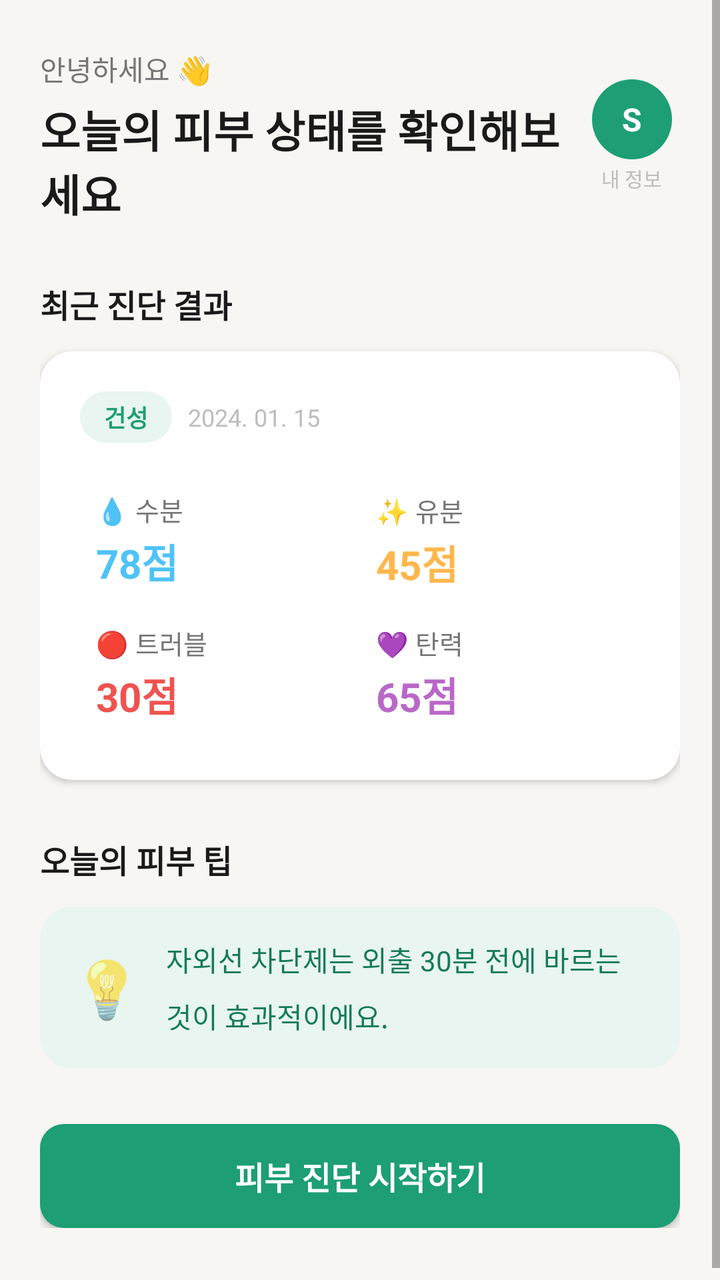
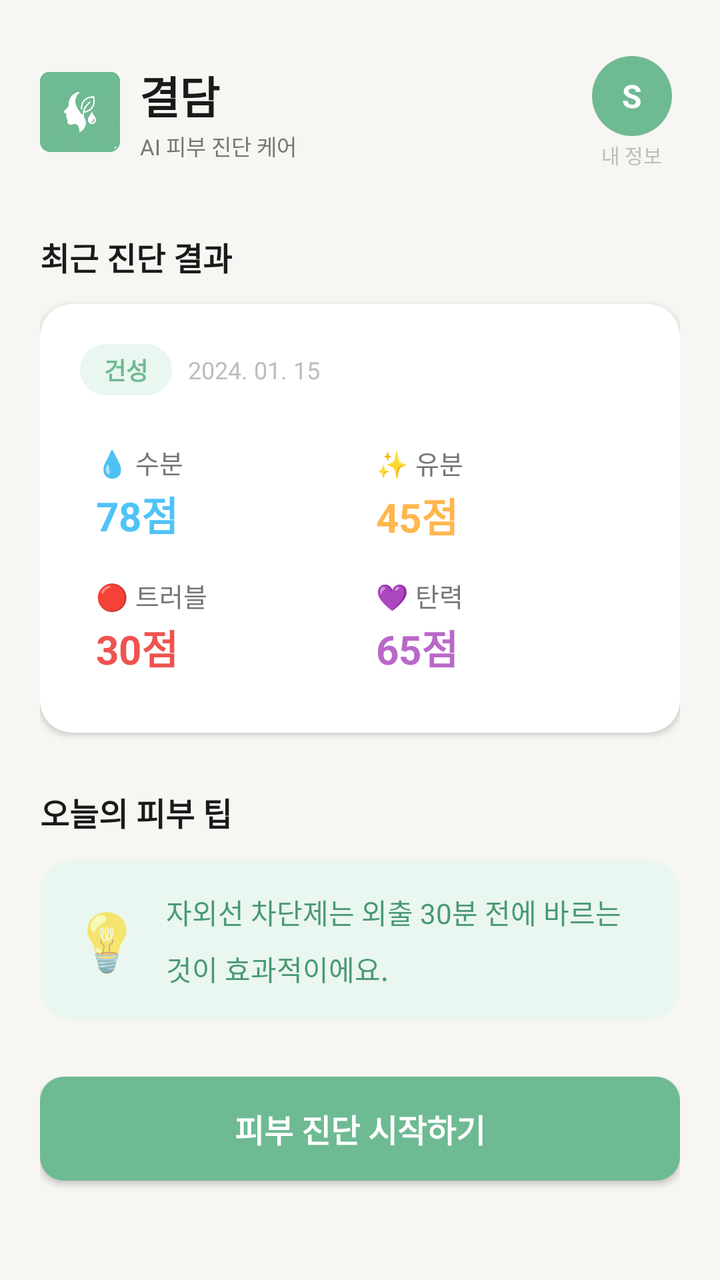

Two renders of the same Android screen: before a commit and after it. Below are the layout's source before the change and the commit's diff.
<!-- AndroidManifest.xml: application theme Theme.Soboroskin -->
<!-- res/layout/fragment_home.xml -->
<?xml version="1.0" encoding="utf-8"?>
<ScrollView
    xmlns:android="http://schemas.android.com/apk/res/android"
    xmlns:app="http://schemas.android.com/apk/res-auto"
    android:layout_width="match_parent"
    android:layout_height="match_parent"
    android:background="@color/background"
    android:fillViewport="true">

    <LinearLayout
        android:layout_width="match_parent"
        android:layout_height="wrap_content"
        android:orientation="vertical"
        android:paddingHorizontal="20dp"
        android:paddingTop="24dp"
        android:paddingBottom="32dp">

        
        <LinearLayout
            android:layout_width="match_parent"
            android:layout_height="wrap_content"
            android:orientation="horizontal"
            android:gravity="center_vertical">

            <LinearLayout
                android:layout_width="0dp"
                android:layout_height="wrap_content"
                android:layout_weight="1"
                android:orientation="vertical">

                <TextView
                    android:id="@+id/tv_greeting"
                    android:layout_width="wrap_content"
                    android:layout_height="wrap_content"
                    android:text="@string/home_greeting"
                    android:textSize="14sp"
                    android:textColor="@color/text_secondary" />

                <TextView
                    android:id="@+id/tv_subtitle"
                    android:layout_width="wrap_content"
                    android:layout_height="wrap_content"
                    android:text="@string/home_subtitle"
                    android:textSize="22sp"
                    android:textColor="@color/on_background"
                    android:textStyle="bold"
                    android:layout_marginTop="4dp" />
            </LinearLayout>

            
            <LinearLayout
                android:id="@+id/btn_profile"
                android:layout_width="wrap_content"
                android:layout_height="wrap_content"
                android:orientation="vertical"
                android:gravity="center_horizontal"
                android:padding="4dp"
                android:clickable="true"
                android:focusable="true">

                <TextView
                    android:id="@+id/tv_avatar"
                    android:layout_width="40dp"
                    android:layout_height="40dp"
                    android:gravity="center"
                    android:textSize="16sp"
                    android:textStyle="bold"
                    android:textColor="#FFFFFF"
                    android:background="@drawable/bg_avatar"
                    android:text="S" />

                <TextView
                    android:id="@+id/tv_profile_name"
                    android:layout_width="wrap_content"
                    android:layout_height="wrap_content"
                    android:layout_marginTop="2dp"
                    android:text="내 정보"
                    android:textSize="10sp"
                    android:textColor="@color/text_hint" />
            </LinearLayout>
        </LinearLayout>

        
        <TextView
            android:layout_width="match_parent"
            android:layout_height="wrap_content"
            android:text="@string/home_latest_diagnosis"
            android:textSize="16sp"
            android:textColor="@color/on_background"
            android:textStyle="bold"
            android:layout_marginTop="28dp" />

        <androidx.cardview.widget.CardView
            android:id="@+id/card_diagnosis"
            android:layout_width="match_parent"
            android:layout_height="wrap_content"
            android:layout_marginTop="12dp"
            app:cardCornerRadius="16dp"
            app:cardElevation="2dp"
            app:cardBackgroundColor="@color/surface">

            <LinearLayout
                android:id="@+id/layout_diagnosis_content"
                android:layout_width="match_parent"
                android:layout_height="wrap_content"
                android:orientation="vertical"
                android:padding="20dp">

                
                <LinearLayout
                    android:layout_width="match_parent"
                    android:layout_height="wrap_content"
                    android:orientation="horizontal"
                    android:gravity="center_vertical">

                    <TextView
                        android:id="@+id/tv_skin_type_badge"
                        android:layout_width="wrap_content"
                        android:layout_height="wrap_content"
                        android:background="@drawable/bg_tag"
                        android:paddingHorizontal="12dp"
                        android:paddingVertical="4dp"
                        android:textColor="@color/primary"
                        android:textSize="12sp"
                        android:textStyle="bold"
                        android:text="건성" />

                    <TextView
                        android:id="@+id/tv_diagnosis_date"
                        android:layout_width="wrap_content"
                        android:layout_height="wrap_content"
                        android:layout_marginStart="8dp"
                        android:textColor="@color/text_hint"
                        android:textSize="12sp"
                        android:text="2024. 01. 15" />
                </LinearLayout>

                
                <LinearLayout
                    android:layout_width="match_parent"
                    android:layout_height="wrap_content"
                    android:orientation="vertical"
                    android:layout_marginTop="16dp">

                    
                    <LinearLayout
                        android:layout_width="match_parent"
                        android:layout_height="wrap_content"
                        android:orientation="horizontal">

                        <LinearLayout
                            android:layout_width="0dp"
                            android:layout_height="wrap_content"
                            android:layout_weight="1"
                            android:orientation="vertical"
                            android:padding="8dp">
                            <TextView
                                android:layout_width="wrap_content"
                                android:layout_height="wrap_content"
                                android:text="💧 수분"
                                android:textSize="13sp"
                                android:textColor="@color/text_secondary" />
                            <TextView
                                android:id="@+id/tv_score_moisture"
                                android:layout_width="wrap_content"
                                android:layout_height="wrap_content"
                                android:text="78점"
                                android:textSize="20sp"
                                android:textStyle="bold"
                                android:textColor="@color/accent_moisture"
                                android:layout_marginTop="2dp" />
                        </LinearLayout>

                        <LinearLayout
                            android:layout_width="0dp"
                            android:layout_height="wrap_content"
                            android:layout_weight="1"
                            android:orientation="vertical"
                            android:padding="8dp">
                            <TextView
                                android:layout_width="wrap_content"
                                android:layout_height="wrap_content"
                                android:text="✨ 유분"
                                android:textSize="13sp"
                                android:textColor="@color/text_secondary" />
                            <TextView
                                android:id="@+id/tv_score_oil"
                                android:layout_width="wrap_content"
                                android:layout_height="wrap_content"
                                android:text="45점"
                                android:textSize="20sp"
                                android:textStyle="bold"
                                android:textColor="@color/accent_oil"
                                android:layout_marginTop="2dp" />
                        </LinearLayout>
                    </LinearLayout>

                    
                    <LinearLayout
                        android:layout_width="match_parent"
                        android:layout_height="wrap_content"
                        android:orientation="horizontal">

                        <LinearLayout
                            android:layout_width="0dp"
                            android:layout_height="wrap_content"
                            android:layout_weight="1"
                            android:orientation="vertical"
                            android:padding="8dp">
                            <TextView
                                android:layout_width="wrap_content"
                                android:layout_height="wrap_content"
                                android:text="🔴 트러블"
                                android:textSize="13sp"
                                android:textColor="@color/text_secondary" />
                            <TextView
                                android:id="@+id/tv_score_trouble"
                                android:layout_width="wrap_content"
                                android:layout_height="wrap_content"
                                android:text="30점"
                                android:textSize="20sp"
                                android:textStyle="bold"
                                android:textColor="@color/accent_trouble"
                                android:layout_marginTop="2dp" />
                        </LinearLayout>

                        <LinearLayout
                            android:layout_width="0dp"
                            android:layout_height="wrap_content"
                            android:layout_weight="1"
                            android:orientation="vertical"
                            android:padding="8dp">
                            <TextView
                                android:layout_width="wrap_content"
                                android:layout_height="wrap_content"
                                android:text="💜 탄력"
                                android:textSize="13sp"
                                android:textColor="@color/text_secondary" />
                            <TextView
                                android:id="@+id/tv_score_elasticity"
                                android:layout_width="wrap_content"
                                android:layout_height="wrap_content"
                                android:text="65점"
                                android:textSize="20sp"
                                android:textStyle="bold"
                                android:textColor="@color/accent_elasticity"
                                android:layout_marginTop="2dp" />
                        </LinearLayout>
                    </LinearLayout>
                </LinearLayout>
            </LinearLayout>

            
            <LinearLayout
                android:id="@+id/layout_diagnosis_empty"
                android:layout_width="match_parent"
                android:layout_height="wrap_content"
                android:orientation="vertical"
                android:gravity="center"
                android:padding="32dp"
                android:visibility="gone">

                <TextView
                    android:layout_width="wrap_content"
                    android:layout_height="wrap_content"
                    android:text="@string/home_no_diagnosis"
                    android:textColor="@color/text_secondary"
                    android:textSize="14sp"
                    android:gravity="center"
                    android:lineSpacingMultiplier="1.5" />
            </LinearLayout>
        </androidx.cardview.widget.CardView>

        
        <TextView
            android:layout_width="match_parent"
            android:layout_height="wrap_content"
            android:text="@string/home_tip_title"
            android:textSize="16sp"
            android:textColor="@color/on_background"
            android:textStyle="bold"
            android:layout_marginTop="28dp" />

        <androidx.cardview.widget.CardView
            android:id="@+id/card_tip"
            android:layout_width="match_parent"
            android:layout_height="wrap_content"
            android:layout_marginTop="12dp"
            app:cardCornerRadius="16dp"
            app:cardElevation="0dp"
            app:cardBackgroundColor="@color/primary_light">

            <LinearLayout
                android:layout_width="match_parent"
                android:layout_height="wrap_content"
                android:orientation="horizontal"
                android:padding="16dp"
                android:gravity="center_vertical">

                <TextView
                    android:layout_width="wrap_content"
                    android:layout_height="wrap_content"
                    android:text="💡"
                    android:textSize="28sp" />

                <TextView
                    android:id="@+id/tv_tip"
                    android:layout_width="0dp"
                    android:layout_height="wrap_content"
                    android:layout_weight="1"
                    android:layout_marginStart="12dp"
                    android:text="자외선 차단제는 외출 30분 전에 바르는 것이 효과적이에요."
                    android:textSize="14sp"
                    android:textColor="@color/primary_dark"
                    android:lineSpacingMultiplier="1.4" />
            </LinearLayout>
        </androidx.cardview.widget.CardView>

        
        <Button
            android:id="@+id/btn_quick_scan"
            android:layout_width="match_parent"
            android:layout_height="52dp"
            android:layout_marginTop="28dp"
            android:background="@drawable/bg_button_primary"
            android:text="@string/home_scan_btn"
            android:textColor="@color/on_primary"
            android:textSize="16sp"
            android:textStyle="bold" />

    </LinearLayout>
</ScrollView>
<!-- resources referenced by this layout -->
<resources>
  <color name="accent_elasticity">#BA68C8</color>
  <color name="accent_moisture">#4FC3F7</color>
  <color name="accent_oil">#FFB74D</color>
  <color name="accent_trouble">#EF5350</color>
  <color name="background">#F7F6F2</color>
  <color name="on_background">#1A1A1A</color>
  <color name="on_primary">#FFFFFF</color>
  <color name="primary">#1D9E75</color>
  <color name="primary_dark">#157A5A</color>
  <color name="primary_light">#E8F5F0</color>
  <color name="surface">#FFFFFF</color>
  <color name="text_hint">#BDBDBD</color>
  <color name="text_secondary">#757575</color>
  <!-- drawable bg_avatar (drawable) -->
  <?xml version="1.0" encoding="utf-8"?>
  <shape xmlns:android="http://schemas.android.com/apk/res/android"
      android:shape="oval">
      <solid android:color="@color/primary" />
  </shape>
  <!-- drawable bg_button_primary (drawable) -->
  <?xml version="1.0" encoding="utf-8"?>
  <shape xmlns:android="http://schemas.android.com/apk/res/android"
      android:shape="rectangle">
      <solid android:color="@color/primary" />
      <corners android:radius="12dp" />
  </shape>
  <!-- drawable bg_tag (drawable) -->
  <?xml version="1.0" encoding="utf-8"?>
  <shape xmlns:android="http://schemas.android.com/apk/res/android"
      android:shape="rectangle">
      <solid android:color="@color/primary_light" />
      <corners android:radius="100dp" />
  </shape>
  <string name="home_greeting">안녕하세요 👋</string>
  <string name="home_latest_diagnosis">최근 진단 결과</string>
  <string name="home_no_diagnosis">아직 진단 기록이 없어요\n진단 버튼을 눌러 시작해보세요</string>
  <string name="home_scan_btn">피부 진단 시작하기</string>
  <string name="home_subtitle">오늘의 피부 상태를 확인해보세요</string>
  <string name="home_tip_title">오늘의 피부 팁</string>
  <style name="Theme.Soboroskin" parent="Theme.MaterialComponents.Light.NoActionBar">
          <item name="colorPrimary">@color/primary</item>
          <item name="colorPrimaryVariant">@color/primary_dark</item>
          <item name="colorOnPrimary">@color/on_primary</item>
          <item name="colorSecondary">@color/primary_variant</item>
          <item name="colorSecondaryVariant">@color/primary_dark</item>
          <item name="colorOnSecondary">@color/on_primary</item>
          <item name="android:colorBackground">@color/background</item>
          <item name="colorSurface">@color/surface</item>
          <item name="colorOnSurface">@color/on_surface</item>
          <item name="android:statusBarColor">@color/background</item>
          <item name="android:windowLightStatusBar" tools:targetApi="m">true</item>
          <item name="android:navigationBarColor">@color/surface</item>
          <item name="android:fontFamily">sans-serif</item>
      </style>
  <color name="primary_variant">#2DBF8C</color>
  <color name="on_surface">#1A1A1A</color>
</resources>

<!-- the commit's change to res/layout/fragment_home.xml (unified diff, before → after) -->
@@ -22,29 +22,45 @@
             android:orientation="horizontal"
             android:gravity="center_vertical">
 
+            
             <LinearLayout
                 android:layout_width="0dp"
                 android:layout_height="wrap_content"
                 android:layout_weight="1"
-                android:orientation="vertical">
-
-                <TextView
-                    android:id="@+id/tv_greeting"
+                android:orientation="horizontal"
+                android:gravity="center_vertical">
+
+                <ImageView
+                    android:layout_width="40dp"
+                    android:layout_height="40dp"
+                    android:src="@drawable/logo_app"
+                    android:scaleType="centerCrop"
+                    android:contentDescription="결담 로고" />
+
+                <LinearLayout
                     android:layout_width="wrap_content"
                     android:layout_height="wrap_content"
-                    android:text="@string/home_greeting"
-                    android:textSize="14sp"
-                    android:textColor="@color/text_secondary" />
-
-                <TextView
-                    android:id="@+id/tv_subtitle"
-                    android:layout_width="wrap_content"
-                    android:layout_height="wrap_content"
-                    android:text="@string/home_subtitle"
-                    android:textSize="22sp"
-                    android:textColor="@color/on_background"
-                    android:textStyle="bold"
-                    android:layout_marginTop="4dp" />
+                    android:orientation="vertical"
+                    android:layout_marginStart="10dp">
+
+                    <TextView
+                        android:layout_width="wrap_content"
+                        android:layout_height="wrap_content"
+                        android:text="결담"
+                        android:textSize="22sp"
+                        android:textStyle="bold"
+                        android:textColor="@color/on_background"
+                        android:letterSpacing="-0.02" />
+
+                    <TextView
+                        android:layout_width="wrap_content"
+                        android:layout_height="wrap_content"
+                        android:text="AI 피부 진단 케어"
+                        android:textSize="11sp"
+                        android:textColor="@color/text_secondary"
+                        android:layout_marginTop="1dp" />
+
+                </LinearLayout>
             </LinearLayout>
 
             
<!-- resource entries referenced after the edit -->
@@ -7,9 +7,9 @@
   <color name="background">#F7F6F2</color>
   <color name="on_background">#1A1A1A</color>
   <color name="on_primary">#FFFFFF</color>
-  <color name="primary">#1D9E75</color>
-  <color name="primary_dark">#157A5A</color>
-  <color name="primary_light">#E8F5F0</color>
+  <color name="primary">#6EBA93</color>
+  <color name="primary_dark">#4A9972</color>
+  <color name="primary_light">#EAF6F0</color>
   <color name="surface">#FFFFFF</color>
   <color name="text_hint">#BDBDBD</color>
   <color name="text_secondary">#757575</color>
@@ -33,11 +33,10 @@
       <solid android:color="@color/primary_light" />
       <corners android:radius="100dp" />
   </shape>
-  <string name="home_greeting">안녕하세요 👋</string>
+  <!-- drawable logo_app: jpg bitmap (drawable, 70878 bytes) -->
   <string name="home_latest_diagnosis">최근 진단 결과</string>
   <string name="home_no_diagnosis">아직 진단 기록이 없어요\n진단 버튼을 눌러 시작해보세요</string>
   <string name="home_scan_btn">피부 진단 시작하기</string>
-  <string name="home_subtitle">오늘의 피부 상태를 확인해보세요</string>
   <string name="home_tip_title">오늘의 피부 팁</string>
   <style name="Theme.Soboroskin" parent="Theme.MaterialComponents.Light.NoActionBar">
           <item name="colorPrimary">@color/primary</item>
@@ -54,7 +53,7 @@
           <item name="android:navigationBarColor">@color/surface</item>
           <item name="android:fontFamily">sans-serif</item>
       </style>
-  <color name="primary_variant">#2DBF8C</color>
+  <color name="primary_variant">#83C9A4</color>
   <color name="on_surface">#1A1A1A</color>
 </resources>
 
